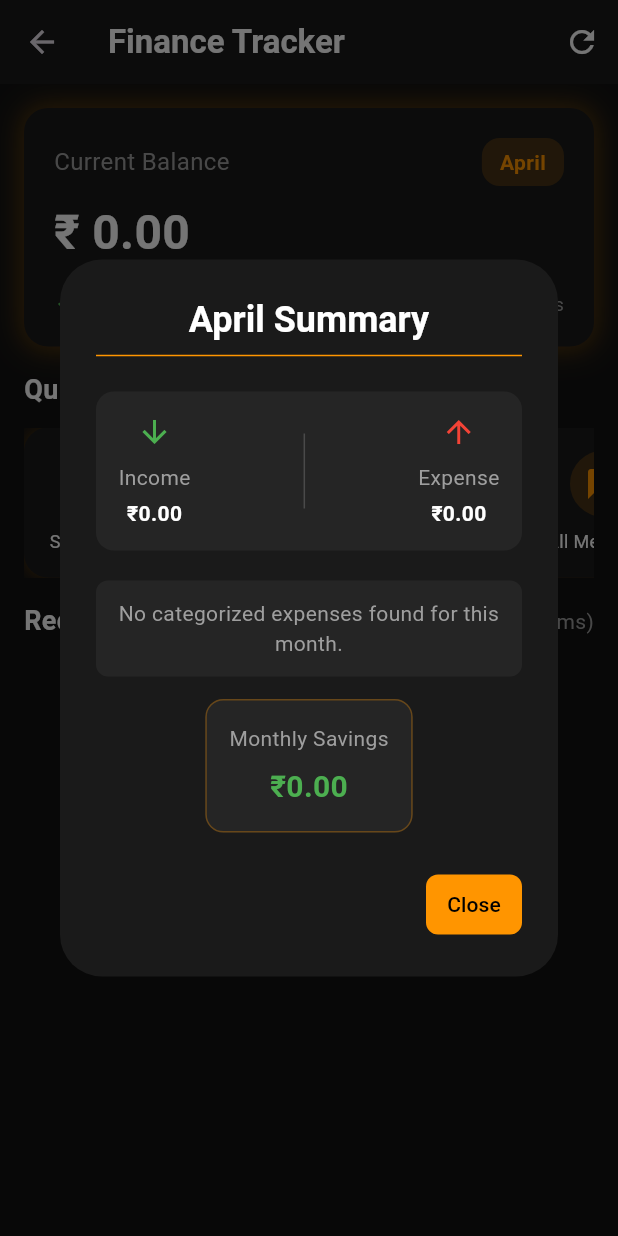
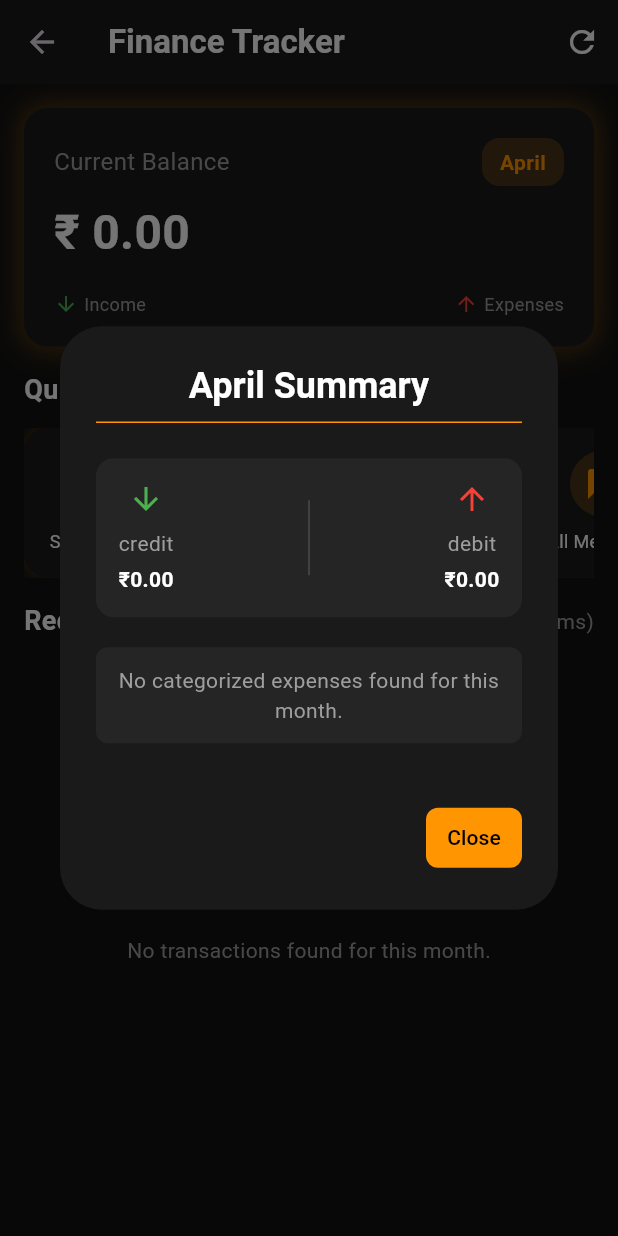
Before and after one commit to vivek123r/myapp, a Flutter app: the SmsScreen screen opened directly, after a tap on "Set Balance", after a tap on "View Summary", on a phone screen of 412 x 824 dp. Run offline on Flutter 3.47's test engine with Material 3 defaults, Android fonts, the phone set to English and light mode, and no system bars; our stand-ins replace cloud_firestore, firebase_auth, firebase_core, fl_chart, font_awesome_flutter, google_generative_ai and 5 more; missing offline and left inert: flutter_sms_inbox, google_mlkit_text_recognition; accounts and stored records are empty.

Commit message:
final commit

```diff
--- a/lib/main.dart
+++ b/lib/main.dart
@@ -4,7 +4,6 @@ import 'package:myapp/screens/home_screen.dart';
 import 'package:provider/provider.dart';
 import 'package:firebase_auth/firebase_auth.dart';
 import 'package:firebase_core/firebase_core.dart';
-import 'screens/settings.dart';
 import 'screens/ExpenseTracker_screen.dart';
 import 'screens/sms_screen.dart';
 import 'firebase_options.dart';
--- a/lib/screens/sms_screen.dart
+++ b/lib/screens/sms_screen.dart
@@ -95,36 +95,34 @@ class _SmsScreenState extends State<SmsScreen> {
       List<SmsMessage> smsList = await query.querySms();
       DateTime now = DateTime.now();
 
-      DateTime firstDateOfCurrentMonth = DateTime(now.year, now.month, 1);
-      DateTime firstDateOfPreviousMonth = DateTime(now.year, now.month - 1, 1);
+      // Calculate date 4 months ago (including current month)
+      DateTime firstDateOfLast4Months = DateTime(now.year, now.month - 3, 1);
 
-      List<SmsMessage> currentMonthMessages = smsList.where((message) {
+      // Filter messages for the last 4 months
+      List<SmsMessage> last4MonthsMessages = smsList.where((message) {
         if (message.date == null) return false;
-        final messageDate = message.date!;
-        return messageDate.isAfter(firstDateOfCurrentMonth) ||
-            messageDate.isAtSameMomentAs(firstDateOfCurrentMonth);
+        return message.date!.isAfter(firstDateOfLast4Months) ||
+            message.date!.isAtSameMomentAs(firstDateOfLast4Months);
       }).toList();
 
+      // Filter bank messages for the last 4 months
       List<SmsMessage> bankMessages = smsList.where((message) {
         final isBankMsg = parser.isBankMessage(message);
         if (message.date == null) return false;
-        final messageDate = message.date!;
-        final inCurrentMonth = messageDate.isAfter(firstDateOfCurrentMonth) ||
-            messageDate.isAtSameMomentAs(firstDateOfCurrentMonth);
-        final inPreviousMonth = messageDate.isAfter(firstDateOfPreviousMonth) &&
-            messageDate.isBefore(firstDateOfCurrentMonth);
-        return isBankMsg && (inCurrentMonth || inPreviousMonth);
+        return isBankMsg &&
+            (message.date!.isAfter(firstDateOfLast4Months) ||
+                message.date!.isAtSameMomentAs(firstDateOfLast4Months));
       }).toList();
 
       // Update session cache
       _sessionMessages = bankMessages;
-      _sessionAllMonthMessages = currentMonthMessages;
+      _sessionAllMonthMessages = last4MonthsMessages;
       _hasReadSmsThisSession = true;
 
       if (mounted) {
         setState(() {
           messages = bankMessages;
-          allMonthMessages = currentMonthMessages;
+          allMonthMessages = last4MonthsMessages;
           isLoading = false;
           isInitialized = true;
         });
@@ -145,7 +143,6 @@ class _SmsScreenState extends State<SmsScreen> {
       }
     }
   }
-
   void _updateBalance() {
     double? firstBalance;
     bool isFirstTransaction = true;
@@ -267,7 +264,7 @@ class _SmsScreenState extends State<SmsScreen> {
                               const Icon(Icons.arrow_downward, color: Colors.green),
                               const SizedBox(height: 8),
                               const Text(
-                                'Income',
+                                'credit',
                                 style: TextStyle(color: Colors.grey),
                               ),
                               const SizedBox(height: 4),
@@ -290,7 +287,7 @@ class _SmsScreenState extends State<SmsScreen> {
                               const Icon(Icons.arrow_upward, color: Colors.red),
                               const SizedBox(height: 8),
                               const Text(
-                                'Expense',
+                                'debit',
                                 style: TextStyle(color: Colors.grey),
                               ),
                               const SizedBox(height: 4),
@@ -365,38 +362,6 @@ class _SmsScreenState extends State<SmsScreen> {
                     ],
 
                     const SizedBox(height: 15),
-
-                    // Savings calculation
-                    Container(
-                      padding: const EdgeInsets.all(15),
-                      decoration: BoxDecoration(
-                        color: const Color(0xFF252525),
-                        borderRadius: BorderRadius.circular(12),
-                        border: Border.all(
-                          color: const Color(0xFFFF9500).withOpacity(0.3),
-                          width: 1,
-                        ),
-                      ),
-                      child: Column(
-                        children: [
-                          const Text(
-                            'Monthly Savings',
-                            style: TextStyle(color: Colors.grey),
-                          ),
-                          const SizedBox(height: 8),
-                          Text(
-                            '₹${(totalIncome - totalExpense).toStringAsFixed(2)}',
-                            style: TextStyle(
-                              color: totalIncome - totalExpense >= 0
-                                  ? Colors.green
-                                  : Colors.red,
-                              fontWeight: FontWeight.bold,
-                              fontSize: 20,
-                            ),
-                          ),
-                        ],
-                      ),
-                    ),
                   ],
                 ),
               ),
```
Also changed, not shown: lib/screens/ExpenseTracker_screen.dart (+28 -5 lines).
